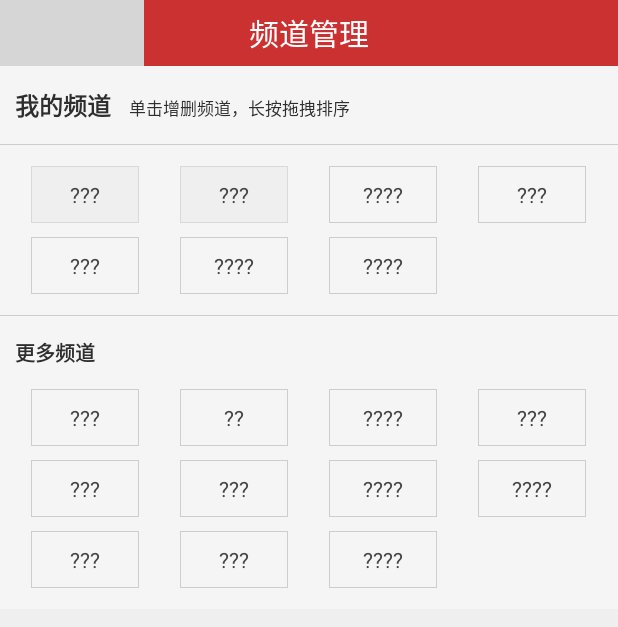
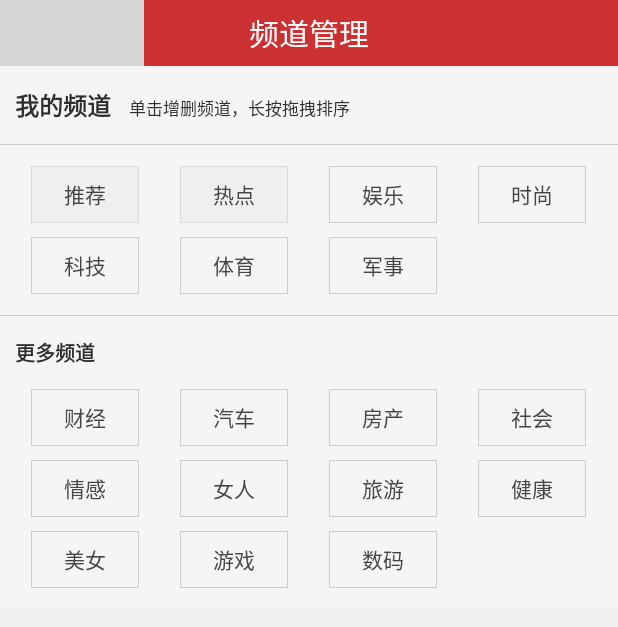
Before and after one commit to blackAndWhite7/Tools, an Android app: the screen it shows after launch (ChannelActivity), on a phone screen of 412 x 824 dp. Shown: the top 627 px of the screen. Run offline under Robolectric (Android 15) with nearby library versions, the phone set to English and light mode, and no system bars; grey boxes are pictures that could not be loaded.

Commit message:
自定义 GridView

```diff
--- a/TopNewGrid/src/main/AndroidManifest.xml
+++ b/TopNewGrid/src/main/AndroidManifest.xml
@@ -20,7 +20,6 @@
             android:label="@string/app_name" >
             <intent-filter>
                 <action android:name="android.intent.action.MAIN" />
-
                 <category android:name="android.intent.category.LAUNCHER" />
             </intent-filter>
         </activity>
--- a/TopNewGrid/src/main/java/com/project/wei/topnewgrid/app/AppApplication.java
+++ b/TopNewGrid/src/main/java/com/project/wei/topnewgrid/app/AppApplication.java
@@ -16,19 +16,19 @@ public class AppApplication extends Application {
 		mAppApplication = this;
 	}
 
-	/** ��ȡApplication */
+	/** 获取Application */
 	public static AppApplication getApp() {
 		return mAppApplication;
 	}
 
-	/** ��ȡ��ݿ�Helper */
+	/** 获取数据库Helper */
 	public SQLHelper getSQLHelper() {
 		if (sqlHelper == null)
 			sqlHelper = new SQLHelper(mAppApplication);
 		return sqlHelper;
 	}
 
-	/** �ݻ�Ӧ�ý��ʱ����� */
+	/** 摧毁应用进程时候调用 */
 	public void onTerminate() {
 		if (sqlHelper != null)
 			sqlHelper.close();
--- a/TopNewGrid/src/main/java/com/project/wei/topnewgrid/bean/ChannelManage.java
+++ b/TopNewGrid/src/main/java/com/project/wei/topnewgrid/bean/ChannelManage.java
@@ -13,37 +13,37 @@ import java.util.Map;
 public class ChannelManage {
 	public static ChannelManage channelManage;
 	/**
-	 * ??????????????б?
+	 * 默认的用户选择频道列表
 	 * */
 	public static List<ChannelItem> defaultUserChannels;
 	/**
-	 * ????????????б?
+	 * 默认的其他频道列表
 	 * */
 	public static List<ChannelItem> defaultOtherChannels;
 	private ChannelDao channelDao;
-	/** ?ж??????????????????? */
+	/** 判断数据库中是否存在用户数据 */
 	private boolean userExist = false;
 	static {
 		defaultUserChannels = new ArrayList<ChannelItem>();
 		defaultOtherChannels = new ArrayList<ChannelItem>();
-		defaultUserChannels.add(new ChannelItem(1, "???", 1, 1));
-		defaultUserChannels.add(new ChannelItem(2, "???", 2, 1));
-		defaultUserChannels.add(new ChannelItem(3, "????", 3, 1));
-		defaultUserChannels.add(new ChannelItem(4, "???", 4, 1));
-		defaultUserChannels.add(new ChannelItem(5, "???", 5, 1));
-		defaultUserChannels.add(new ChannelItem(6, "????", 6, 1));
-		defaultUserChannels.add(new ChannelItem(7, "????", 7, 1));
-		defaultOtherChannels.add(new ChannelItem(8, "???", 1, 0));
-		defaultOtherChannels.add(new ChannelItem(9, "??", 2, 0));
-		defaultOtherChannels.add(new ChannelItem(10, "????", 3, 0));
-		defaultOtherChannels.add(new ChannelItem(11, "???", 4, 0));
-		defaultOtherChannels.add(new ChannelItem(12, "???", 5, 0));
-		defaultOtherChannels.add(new ChannelItem(13, "???", 6, 0));
-		defaultOtherChannels.add(new ChannelItem(14, "????", 7, 0));
-		defaultOtherChannels.add(new ChannelItem(15, "????", 8, 0));
-		defaultOtherChannels.add(new ChannelItem(16, "???", 9, 0));
-		defaultOtherChannels.add(new ChannelItem(17, "???", 10, 0));
-		defaultOtherChannels.add(new ChannelItem(18, "????", 11, 0));
+		defaultUserChannels.add(new ChannelItem(1, "推荐", 1, 1));
+		defaultUserChannels.add(new ChannelItem(2, "热点", 2, 1));
+		defaultUserChannels.add(new ChannelItem(3, "娱乐", 3, 1));
+		defaultUserChannels.add(new ChannelItem(4, "时尚", 4, 1));
+		defaultUserChannels.add(new ChannelItem(5, "科技", 5, 1));
+		defaultUserChannels.add(new ChannelItem(6, "体育", 6, 1));
+		defaultUserChannels.add(new ChannelItem(7, "军事", 7, 1));
+		defaultOtherChannels.add(new ChannelItem(8, "财经", 1, 0));
+		defaultOtherChannels.add(new ChannelItem(9, "汽车", 2, 0));
+		defaultOtherChannels.add(new ChannelItem(10, "房产", 3, 0));
+		defaultOtherChannels.add(new ChannelItem(11, "社会", 4, 0));
+		defaultOtherChannels.add(new ChannelItem(12, "情感", 5, 0));
+		defaultOtherChannels.add(new ChannelItem(13, "女人", 6, 0));
+		defaultOtherChannels.add(new ChannelItem(14, "旅游", 7, 0));
+		defaultOtherChannels.add(new ChannelItem(15, "健康", 8, 0));
+		defaultOtherChannels.add(new ChannelItem(16, "美女", 9, 0));
+		defaultOtherChannels.add(new ChannelItem(17, "游戏", 10, 0));
+		defaultOtherChannels.add(new ChannelItem(18, "数码", 11, 0));
 	}
 
 	private ChannelManage(SQLHelper paramDBHelper) throws SQLException {
@@ -54,7 +54,7 @@ public class ChannelManage {
 	}
 
 	/**
-	 * ??????????????
+	 * 初始化频道管理类
 	 * @param paramDBHelper
 	 * @throws SQLException
 	 */
@@ -65,14 +65,14 @@ public class ChannelManage {
 	}
 
 	/**
-	 * ??????е????
+	 * 清除所有的频道
 	 */
 	public void deleteAllChannel() {
 		channelDao.clearFeedTable();
 	}
 	/**
-	 * ???????????
-	 * @return ?????????????? ? ???????????????? : ???????????? ;
+	 * 获取其他的频道
+	 * @return 数据库存在用户配置 ? 数据库内的用户选择频道 : 默认用户选择频道 ;
 	 */
 	public List<ChannelItem> getUserChannel() {
 		Object cacheList = channelDao.listCache(SQLHelper.SELECTED + "= ?",new String[] { "1" });
@@ -96,8 +96,8 @@ public class ChannelManage {
 	}
 
 	/**
-	 * ???????????
-	 * @return ?????????????? ? ?????????????? : ?????????? ;
+	 * 获取其他的频道
+	 * @return 数据库存在用户配置 ? 数据库内的其它频道 : 默认其它频道 ;
 	 */
 	public List<ChannelItem> getOtherChannel() {
 		Object cacheList = channelDao.listCache(SQLHelper.SELECTED + "= ?" ,new String[] { "0" });
@@ -123,7 +123,7 @@ public class ChannelManage {
 	}
 
 	/**
-	 * ????????????????
+	 * 保存用户频道到数据库
 	 * @param userList
 	 */
 	public void saveUserChannel(List<ChannelItem> userList) {
@@ -136,7 +136,7 @@ public class ChannelManage {
 	}
 
 	/**
-	 * ?????????????????
+	 * 保存其他频道到数据库
 	 * @param otherList
 	 */
 	public void saveOtherChannel(List<ChannelItem> otherList) {
@@ -149,7 +149,7 @@ public class ChannelManage {
 	}
 
 	/**
-	 * ??????????????????
+	 * 初始化数据库内的频道数据
 	 */
 	private void initDefaultChannel(){
 		Log.d("deleteAll", "deleteAll");
--- a/TopNewGrid/src/main/java/com/project/wei/topnewgrid/dao/ChannelDaoInface.java
+++ b/TopNewGrid/src/main/java/com/project/wei/topnewgrid/dao/ChannelDaoInface.java
@@ -1,6 +1,7 @@
 package com.project.wei.topnewgrid.dao;
 
 import android.content.ContentValues;
+
 import com.project.wei.topnewgrid.bean.ChannelItem;
 
 import java.util.List;
--- a/TopNewGrid/src/main/java/com/project/wei/topnewgrid/db/SQLHelper.java
+++ b/TopNewGrid/src/main/java/com/project/wei/topnewgrid/db/SQLHelper.java
@@ -5,10 +5,10 @@ import android.database.sqlite.SQLiteDatabase;
 import android.database.sqlite.SQLiteOpenHelper;
 
 public class SQLHelper extends SQLiteOpenHelper {
-	public static final String DB_NAME = "database.db";// ��ݿ����
+	public static final String DB_NAME = "database.db";// 数据库名称
 	public static final int VERSION = 1;
 
-	public static final String TABLE_CHANNEL = "channel";//��ݱ�
+	public static final String TABLE_CHANNEL = "channel";//数据表
 
 	public static final String ID = "id";//
 	public static final String NAME = "name";
@@ -26,7 +26,7 @@ public class SQLHelper extends SQLiteOpenHelper {
 
 	@Override
 	public void onCreate(SQLiteDatabase db) {
-		// TODO ������ݿ�󣬶���ݿ�Ĳ���
+		// TODO 创建数据库后，对数据库的操作
 		String sql = "create table if not exists "+TABLE_CHANNEL +
 				"(_id INTEGER PRIMARY KEY AUTOINCREMENT, " +
 				ID + " INTEGER , " +
@@ -38,7 +38,7 @@ public class SQLHelper extends SQLiteOpenHelper {
 
 	@Override
 	public void onUpgrade(SQLiteDatabase db, int oldVersion, int newVersion) {
-		// TODO �����ݿ�汾�Ĳ���
+		// TODO 更改数据库版本的操作
 		onCreate(db);
 	}
 
```
Also changed, not shown: TopNewGrid/src/main/java/com/project/wei/topnewgrid/ChannelActivity.java (+31 -31 lines), TopNewGrid/src/main/java/com/project/wei/topnewgrid/adapter/DragAdapter.java (+16 -16 lines), TopNewGrid/src/main/java/com/project/wei/topnewgrid/adapter/OtherAdapter.java (+9 -10 lines), TopNewGrid/src/main/java/com/project/wei/topnewgrid/bean/ChannelItem.java (+5 -5 lines), TopNewGrid/src/main/java/com/project/wei/topnewgrid/db/DBUtil.java (+6 -6 lines), TopNewGrid/src/main/java/com/project/wei/topnewgrid/view/DragGrid.java (+77 -76 lines).
